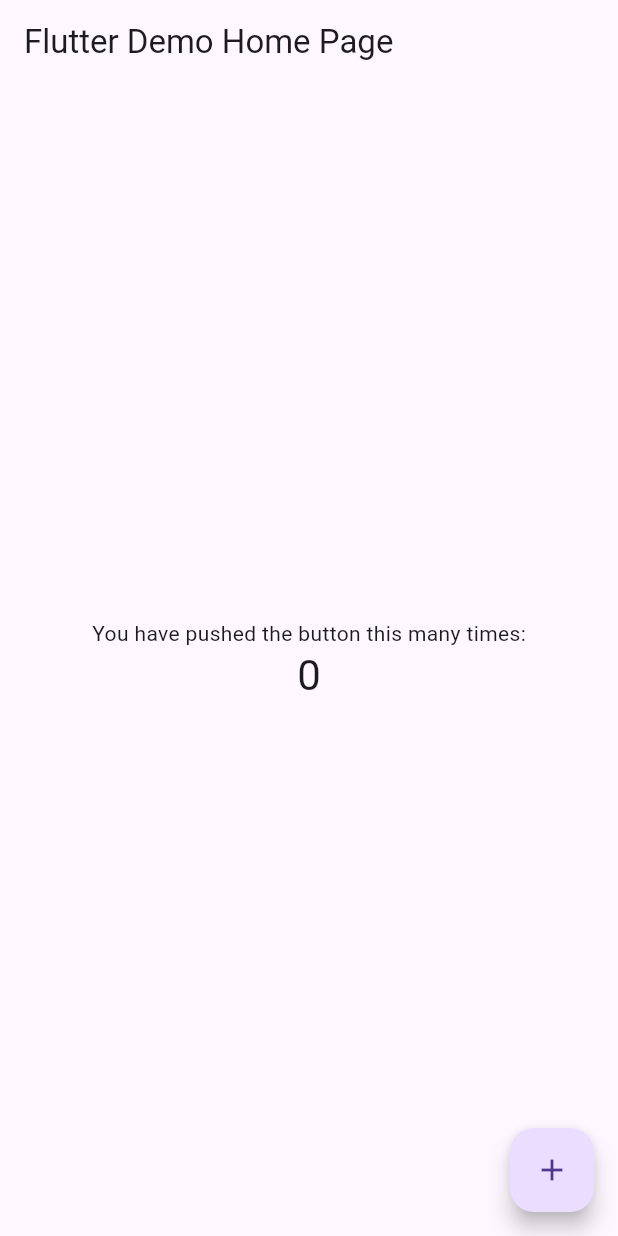
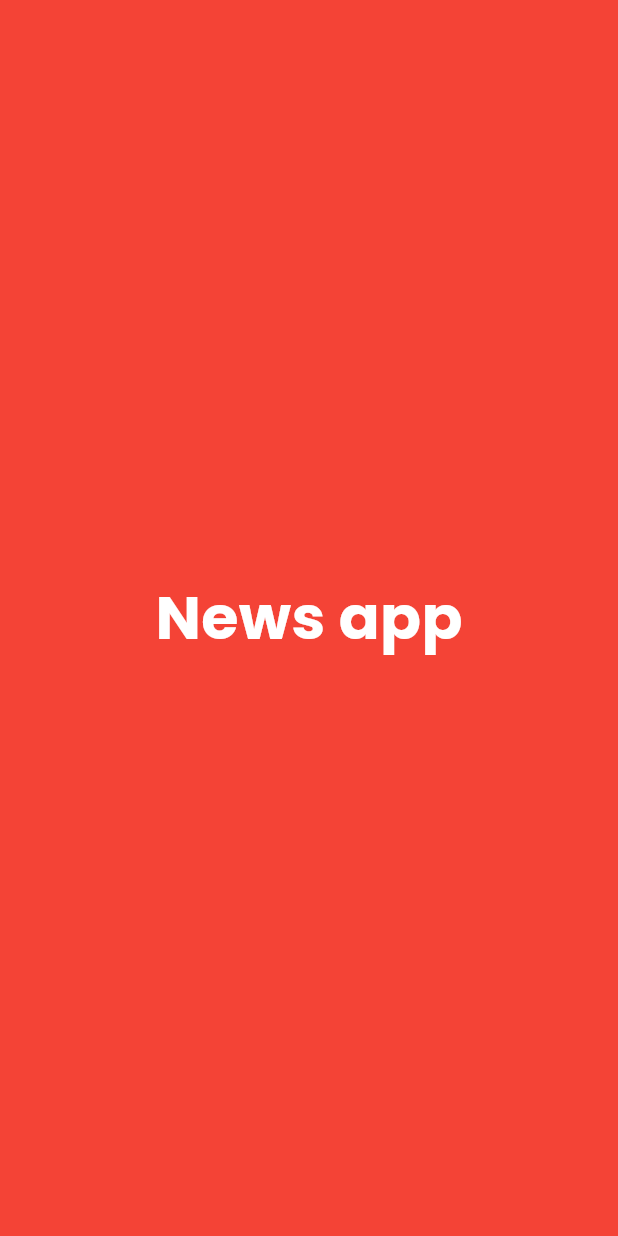
Before and after one commit to VipulDamor/flutterCleanArchitecture, a Flutter app: the first screen one second after launch, on a phone screen of 412 x 824 dp. Run offline on Flutter 3.47's test engine with Material 3 defaults, Android fonts, the phone set to English and light mode, and no system bars; our stand-ins replace auto_route, bloc, dio, equatable, flutter_bloc, google_fonts and 1 more.

Commit message:
integrating bloc

```diff
--- a/lib/core/constants/colors.dart
+++ b/lib/core/constants/colors.dart
@@ -0,0 +1,7 @@
+import 'package:flutter/material.dart';
+
+class AppColor {
+  static const Color primaryColor = Color(0xff4caf50);
+  static const Color secondary = Colors.green;
+  static const Color white = Colors.white;
+}
--- a/lib/core/constants/strings.dart
+++ b/lib/core/constants/strings.dart
@@ -0,0 +1 @@
+class AppStrings {}
--- /dev/null
+++ b/lib/core/themes/app_theme.dart
@@ -0,0 +1,15 @@
+import 'package:flutter/material.dart';
+import 'package:google_fonts/google_fonts.dart';
+import 'package:testflutterclean/core/constants/colors.dart';
+
+class AppTheme {
+  AppTheme._();
+
+  static final light = ThemeData(
+      colorScheme: ColorScheme.fromSeed(seedColor: AppColor.primaryColor),
+      fontFamily: GoogleFonts.poppins().fontFamily);
+
+  static final dark = ThemeData(
+      colorScheme: ColorScheme.fromSeed(seedColor: AppColor.secondary),
+      fontFamily: GoogleFonts.poppins().fontFamily);
+}
--- /dev/null
+++ b/lib/data/data_sources/remote/api_constant.dart
@@ -0,0 +1,5 @@
+class ApiConstant {
+  ApiConstant._();
+
+  static const String baseURL = "https://newsapi.org/v2/";
+}
--- /dev/null
+++ b/lib/data/models/news_list/news_list.dart
@@ -0,0 +1,94 @@
+class News {
+  String? status;
+  int? totalResults;
+  List<Articles>? articles;
+
+  News({this.status, this.totalResults, this.articles});
+
+  News.fromJson(Map<String, dynamic> json) {
+    status = json['status'];
+    totalResults = json['totalResults'];
+    if (json['articles'] != null) {
+      articles = <Articles>[];
+      json['articles'].forEach((v) {
+        articles!.add(Articles.fromJson(v));
+      });
+    }
+  }
+
+  Map<String, dynamic> toJson() {
+    final Map<String, dynamic> data = <String, dynamic>{};
+    data['status'] = status;
+    data['totalResults'] = totalResults;
+    if (articles != null) {
+      data['articles'] = articles!.map((v) => v.toJson()).toList();
+    }
+    return data;
+  }
+}
+
+class Articles {
+  Source? source;
+  dynamic author;
+  String? title;
+  String? description;
+  String? url;
+  String? urlToImage;
+  String? publishedAt;
+  String? content;
+
+  Articles(
+      {this.source,
+      this.author,
+      this.title,
+      this.description,
+      this.url,
+      this.urlToImage,
+      this.publishedAt,
+      this.content});
+
+  Articles.fromJson(Map<String, dynamic> json) {
+    source = json['source'] != null ? Source.fromJson(json['source']) : null;
+    author = json['author'];
+    title = json['title'];
+    description = json['description'];
+    url = json['url'];
+    urlToImage = json['urlToImage'];
+    publishedAt = json['publishedAt'];
+    content = json['content'];
+  }
+
+  Map<String, dynamic> toJson() {
+    final Map<String, dynamic> data = <String, dynamic>{};
+    if (source != null) {
+      data['source'] = source!.toJson();
+    }
+    data['author'] = author;
+    data['title'] = title;
+    data['description'] = description;
+    data['url'] = url;
+    data['urlToImage'] = urlToImage;
+    data['publishedAt'] = publishedAt;
+    data['content'] = content;
+    return data;
+  }
+}
+
+class Source {
+  String? id;
+  String? name;
+
+  Source({this.id, this.name});
+
+  Source.fromJson(Map<String, dynamic> json) {
+    id = json['id'];
+    name = json['name'];
+  }
+
+  Map<String, dynamic> toJson() {
+    final Map<String, dynamic> data = <String, dynamic>{};
+    data['id'] = id;
+    data['name'] = name;
+    return data;
+  }
+}
--- /dev/null
+++ b/lib/data/repository/news_repository.dart
@@ -0,0 +1,21 @@
+import 'dart:convert';
+
+import 'package:testflutterclean/data/data_sources/remote/api_client.dart';
+import 'package:testflutterclean/data/models/news_list/news_list.dart';
+
+abstract class NewsRepository {
+  Future<News> getNewsList();
+}
+
+class NewsRepositoryImpl implements NewsRepository {
+  var apiclient = ApiClient();
+
+  @override
+  Future<News> getNewsList() async {
+    var response = await apiclient.getRequest(
+        "top-headlines?sources=espn-cric-info&apiKey=4b16966571914b8ba8fe93ee149891b3");
+    var data = jsonDecode(response.data);
+    News news = News.fromJson(data);
+    return news;
+  }
+}
--- a/lib/main.dart
+++ b/lib/main.dart
@@ -1,115 +1,41 @@
 import 'package:flutter/material.dart';
+import 'package:flutter_bloc/flutter_bloc.dart';
+import 'package:responsive_sizer/responsive_sizer.dart';
+import 'package:testflutterclean/core/themes/app_theme.dart';
+import 'package:testflutterclean/data/repository/news_repository.dart';
+import 'package:testflutterclean/presentation/blocks/news_list_block/article_bloc.dart';
+import 'package:testflutterclean/presentation/blocks/news_list_block/article_state.dart';
+
+import 'presentation/screens/splash/splash_screen.dart';
 
 void main() {
   runApp(const MyApp());
 }
 
+//api key = 4b16966571914b8ba8fe93ee149891b3
 class MyApp extends StatelessWidget {
+  //final _appRouter = Approute();
+
   const MyApp({super.key});
 
   // This widget is the root of your application.
   @override
-  Widget build(BuildContext context) {
-    return MaterialApp(
-      title: 'Flutter Demo',
-      theme: ThemeData(
-        // This is the theme of your application.
-        //
-        // Try running your application with "flutter run". You'll see the
-        // application has a blue toolbar. Then, without quitting the app, try
-        // changing the primarySwatch below to Colors.green and then invoke
-        // "hot reload" (press "r" in the console where you ran "flutter run",
-        // or simply save your changes to "hot reload" in a Flutter IDE).
-        // Notice that the counter didn't reset back to zero; the application
-        // is not restarted.
-        primarySwatch: Colors.blue,
-      ),
-      home: const MyHomePage(title: 'Flutter Demo Home Page'),
-    );
-  }
+  Widget build(BuildContext context) => ResponsiveSizer(
+        builder: (context, orientation, screenType) {
+          return MaterialApp(
+            title: 'Flutter Demo',
+            theme: AppTheme.light,
+            darkTheme: AppTheme.dark,
+            home: MultiBlocProvider(
+              providers: [
+                BlocProvider<ArticalBlock>(
+                  create: (context) => ArticalBlock(Loading(),
+                      newsRepository: NewsRepositoryImpl()),
+                )
+              ],
+              child: const SplashScreen(),
+            ),
+          );
+        },
+      );
 }
-
-class MyHomePage extends StatefulWidget {
-  const MyHomePage({super.key, required this.title});
-
-  // This widget is the home page of your application. It is stateful, meaning
-  // that it has a State object (defined below) that contains fields that affect
-  // how it looks.
-
-  // This class is the configuration for the state. It holds the values (in this
-  // case the title) provided by the parent (in this case the App widget) and
-  // used by the build method of the State. Fields in a Widget subclass are
-  // always marked "final".
-
-  final String title;
-
-  @override
-  State<MyHomePage> createState() => _MyHomePageState();
-}
-
-class _MyHomePageState extends State<MyHomePage> {
-  int _counter = 0;
-
-  void _incrementCounter() {
-    setState(() {
-      // This call to setState tells the Flutter framework that something has
-      // changed in this State, which causes it to rerun the build method below
-      // so that the display can reflect the updated values. If we changed
-      // _counter without calling setState(), then the build method would not be
-      // called again, and so nothing would appear to happen.
-      _counter++;
-    });
-  }
-
-  @override
-  Widget build(BuildContext context) {
-    // This method is rerun every time setState is called, for instance as done
-    // by the _incrementCounter method above.
-    //
-    // The Flutter framework has been optimized to make rerunning build methods
-    // fast, so that you can just rebuild anything that needs updating rather
-    // than having to individually change instances of widgets.
-    return Scaffold(
-      appBar: AppBar(
-        // Here we take the value from the MyHomePage object that was created by
-        // the App.build method, and use it to set our appbar title.
-        title: Text(widget.title),
-      ),
-      body: Center(
-        // Center is a layout widget. It takes a single child and positions it
-        // in the middle of the parent.
-        child: Column(
-          // Column is also a layout widget. It takes a list of children and
-          // arranges them vertically. By default, it sizes itself to fit its
-          // children horizontally, and tries to be as tall as its parent.
-          //
-          // Invoke "debug painting" (press "p" in the console, choose the
-          // "Toggle Debug Paint" action from the Flutter Inspector in Android
-          // Studio, or the "Toggle Debug Paint" command in Visual Studio Code)
-          // to see the wireframe for each widget.
-          //
-          // Column has various properties to control how it sizes itself and
-          // how it positions its children. Here we use mainAxisAlignment to
-          // center the children vertically; the main axis here is the vertical
-          // axis because Columns are vertical (the cross axis would be
-          // horizontal).
-          mainAxisAlignment: MainAxisAlignment.center,
-          children: <Widget>[
-            const Text(
-              'You have pushed the button this many times:',
-            ),
-            Text(
-              '$_counter',
-              style: Theme.of(context).textTheme.headline4,
-            ),
-          ],
-        ),
-      ),
-      floatingActionButton: FloatingActionButton(
-        onPressed: _incrementCounter,
-        tooltip: 'Increment',
-        child: const Icon(Icons.add),
-      ), // This trailing comma makes auto-formatting nicer for build methods.
-    );
-  }
-}
--- /dev/null
+++ b/lib/presentation/blocks/news_list_block/article_bloc.dart
@@ -0,0 +1,26 @@
+import 'package:bloc/bloc.dart';
+import 'package:testflutterclean/presentation/blocks/news_list_block/article_event.dart';
+import 'package:testflutterclean/presentation/blocks/news_list_block/article_state.dart';
+
+import '../../../data/models/news_list/news_list.dart';
+import '../../../data/repository/news_repository.dart';
+
+class ArticalBlock extends Bloc<ArticalEvents, ArticalStates> {
+  NewsRepository newsRepository;
+  ArticalBlock(super.initialState, {required this.newsRepository});
+
+  ArticalStates get states => Loading();
+
+  @override
+  Stream<ArticalStates> mapEventToState(ArticalStates event) async* {
+    if (event is Success) {
+      yield Loading();
+      try {
+        News articles = await newsRepository.getNewsList();
+        yield Success(news: articles);
+      } catch (e) {
+        yield Error(message: e.toString());
+      }
+    }
+  }
+}
--- /dev/null
+++ b/lib/presentation/blocks/news_list_block/article_event.dart
@@ -0,0 +1,8 @@
+import 'package:equatable/equatable.dart';
+
+abstract class ArticalEvents extends Equatable {}
+
+class FetchArticalEvent extends ArticalEvents {
+  @override
+  List<Object> get props => [];
+}
--- /dev/null
+++ b/lib/presentation/blocks/news_list_block/article_state.dart
@@ -0,0 +1,26 @@
+import 'package:equatable/equatable.dart';
+
+import '../../../data/models/news_list/news_list.dart';
+
+abstract class ArticalStates extends Equatable {}
+
+class Loading extends ArticalStates {
+  @override
+  List<Object?> get props => [];
+}
+
+class Success extends ArticalStates {
+  News news;
+  Success({required this.news});
+
+  @override
+  List<Object?> get props => [news];
+}
+
+class Error extends ArticalStates {
+  String message;
+  Error({required this.message});
+
+  @override
+  List<Object?> get props => [message];
+}
--- /dev/null
+++ b/lib/presentation/routes/router_import.dart
@@ -0,0 +1,2 @@
+
+part 'app_route.dart';
--- /dev/null
+++ b/lib/presentation/screens/splash/splash_screen.dart
@@ -0,0 +1,43 @@
+import 'package:auto_route/auto_route.dart';
+import 'package:flutter/material.dart';
+import 'package:responsive_sizer/responsive_sizer.dart';
+import 'package:testflutterclean/presentation/screens/dashboard/dashboard_screen.dart';
+
+@RoutePage()
+class SplashScreen extends StatefulWidget {
+  const SplashScreen({super.key});
+
+  @override
+  State<SplashScreen> createState() => _SplashScreenState();
+}
+
+class _SplashScreenState extends State<SplashScreen> {
+  @override
+  void initState() {
+    gotoDashboard();
+    super.initState();
+  }
+
+  @override
+  Widget build(BuildContext context) {
+    return Scaffold(
+      backgroundColor: Colors.red,
+      body: Center(
+        child: Text(
+          "News app",
+          style: TextStyle(
+              color: Colors.white,
+              fontSize: 26.sp,
+              fontWeight: FontWeight.w700),
+        ),
+      ),
+    );
+  }
+
+  gotoDashboard() async {
+    Future.delayed(const Duration(seconds: 2), () async {
+      Navigator.push(context,
+          MaterialPageRoute(builder: (context) => const DashboardScreen()));
+    });
+  }
+}
```
Also changed, not shown: lib/data/data_sources/remote/api_client.dart (added, +47 -0 lines), lib/data/data_sources/remote/api_exception.dart (added, +13 -0 lines), lib/presentation/routes/app_route.dart (added, +9 -0 lines), lib/presentation/screens/dashboard/dashboard_screen.dart (added, +102 -0 lines), pubspec.yaml (+10 -2 lines), lib/data/data_sources/remote/api_endpoints.dart (added), pubspec.lock, 3 other files.
